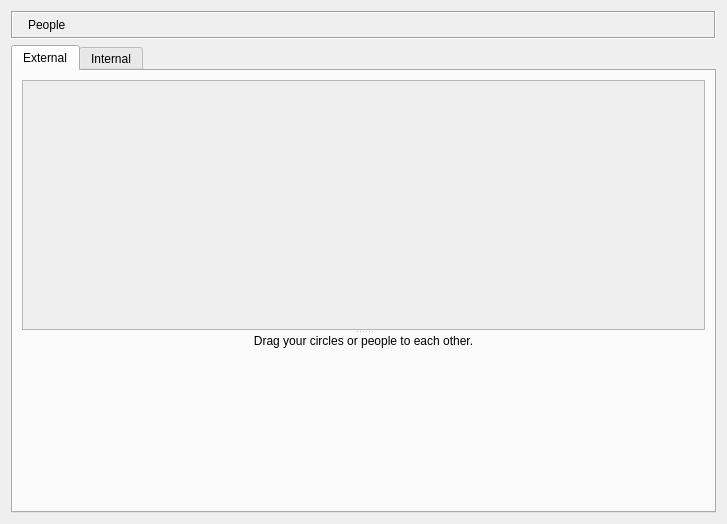
The window that retroshare-gui/src/gui/People/PeopleDialog.ui (RetroShare/RetroShare) describes before a commit, drawn with Qt 5.
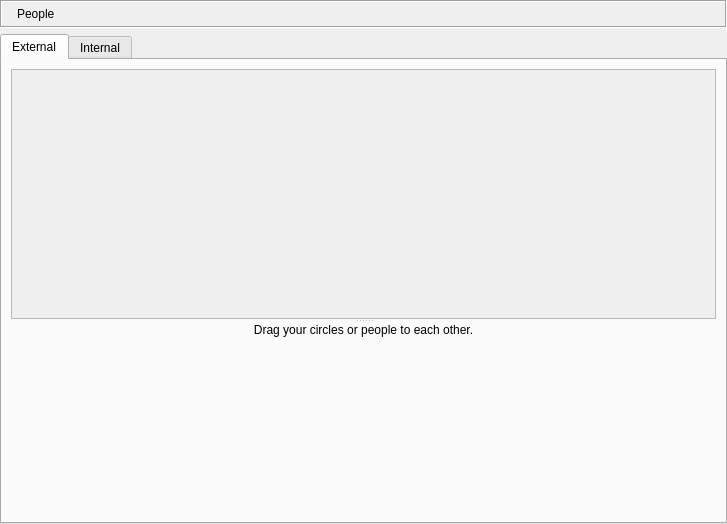
The same window after the commit. Icons and pictures are not drawn. Custom widgets are drawn as their Qt base class.

```diff
--- a/retroshare-gui/src/gui/People/PeopleDialog.ui
+++ b/retroshare-gui/src/gui/People/PeopleDialog.ui
@@ -20,6 +20,18 @@
    <string/>
   </property>
   <layout class="QGridLayout" name="titleBarLayout">
+   <property name="leftMargin">
+    <number>0</number>
+   </property>
+   <property name="topMargin">
+    <number>0</number>
+   </property>
+   <property name="rightMargin">
+    <number>0</number>
+   </property>
+   <property name="bottomMargin">
+    <number>0</number>
+   </property>
    <item row="0" column="0">
     <widget class="QFrame" name="titleBarFrame">
      <property name="frameShape">
```
